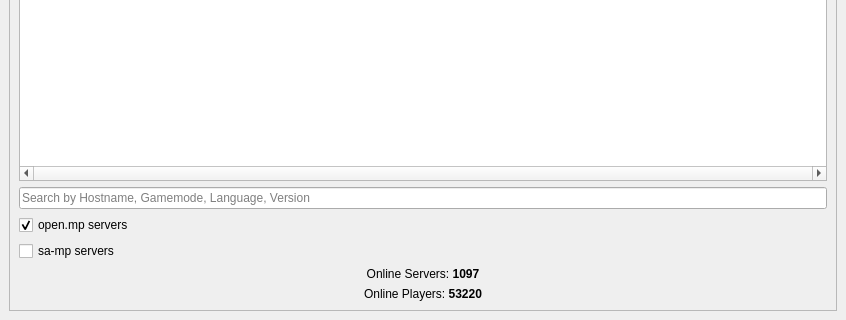
This is form.ui in adib-yg/openmp-server-browser as Qt 5 draws it before an edit; both pictures show x 0 to 846 and y 248 to 568 of the 846 by 568 pixel window. The edited form follows.
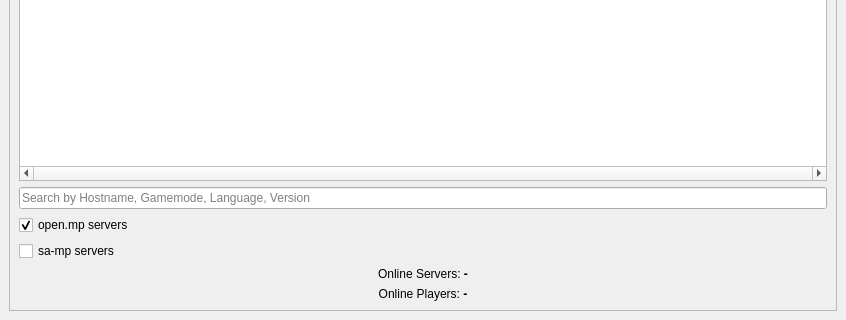
This is the edited form. Icons and pictures are not drawn.

Commit message: Set icon for CheckBox

```diff
--- a/form.ui
+++ b/form.ui
@@ -108,7 +108,7 @@
        <item row="8" column="0">
         <widget class="QLabel" name="labelOnlinePlayers">
          <property name="text">
-          <string>&lt;html&gt;&lt;head/&gt;&lt;body&gt;&lt;p&gt;Online Players: &lt;span style=&quot; font-weight:600;&quot;&gt;53220&lt;/span&gt;&lt;/p&gt;&lt;/body&gt;&lt;/html&gt;</string>
+          <string>&lt;html&gt;&lt;head/&gt;&lt;body&gt;&lt;p&gt;Online Players: &lt;span style=&quot; font-weight:600;&quot;&gt;-&lt;/span&gt;&lt;/p&gt;&lt;/body&gt;&lt;/html&gt;</string>
          </property>
          <property name="alignment">
           <set>Qt::AlignCenter</set>
@@ -118,7 +118,7 @@
        <item row="7" column="0">
         <widget class="QLabel" name="labelOnlineServers">
          <property name="text">
-          <string>&lt;html&gt;&lt;head/&gt;&lt;body&gt;&lt;p&gt;Online Servers: &lt;span style=&quot; font-weight:600;&quot;&gt;1097&lt;/span&gt;&lt;/p&gt;&lt;/body&gt;&lt;/html&gt;</string>
+          <string>&lt;html&gt;&lt;head/&gt;&lt;body&gt;&lt;p&gt;Online Servers: &lt;span style=&quot; font-weight:600;&quot;&gt;-&lt;/span&gt;&lt;/p&gt;&lt;/body&gt;&lt;/html&gt;</string>
          </property>
          <property name="alignment">
           <set>Qt::AlignCenter</set>
```
Left out of the diff: 22 changed lines with no effect on the pictures.
